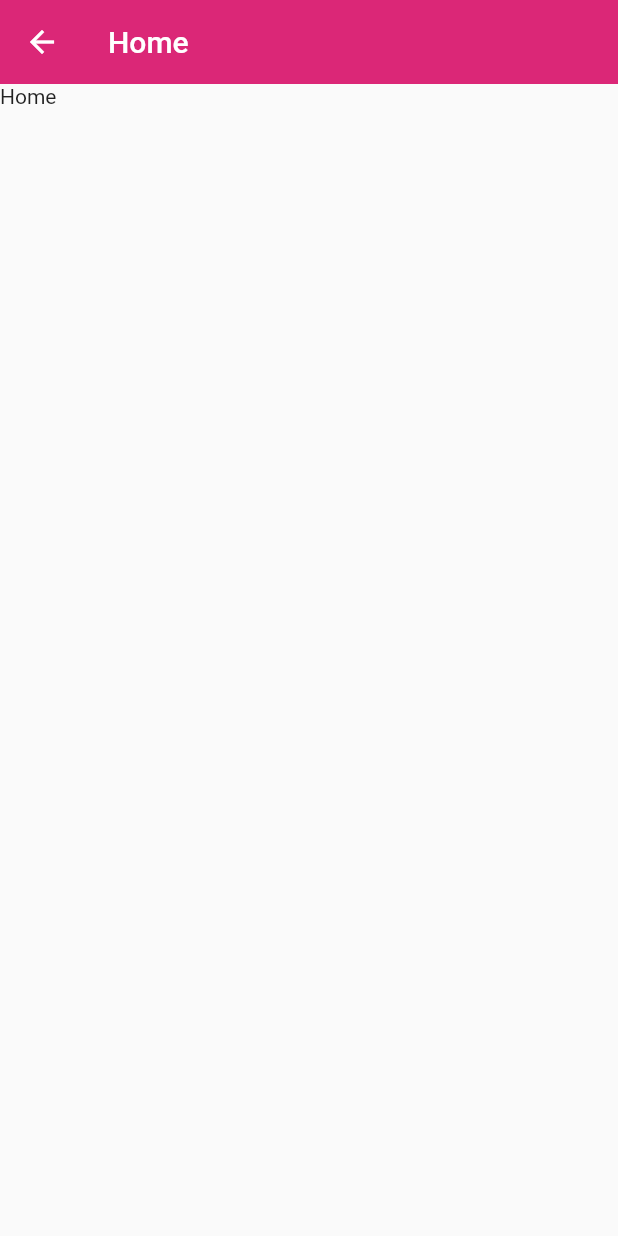
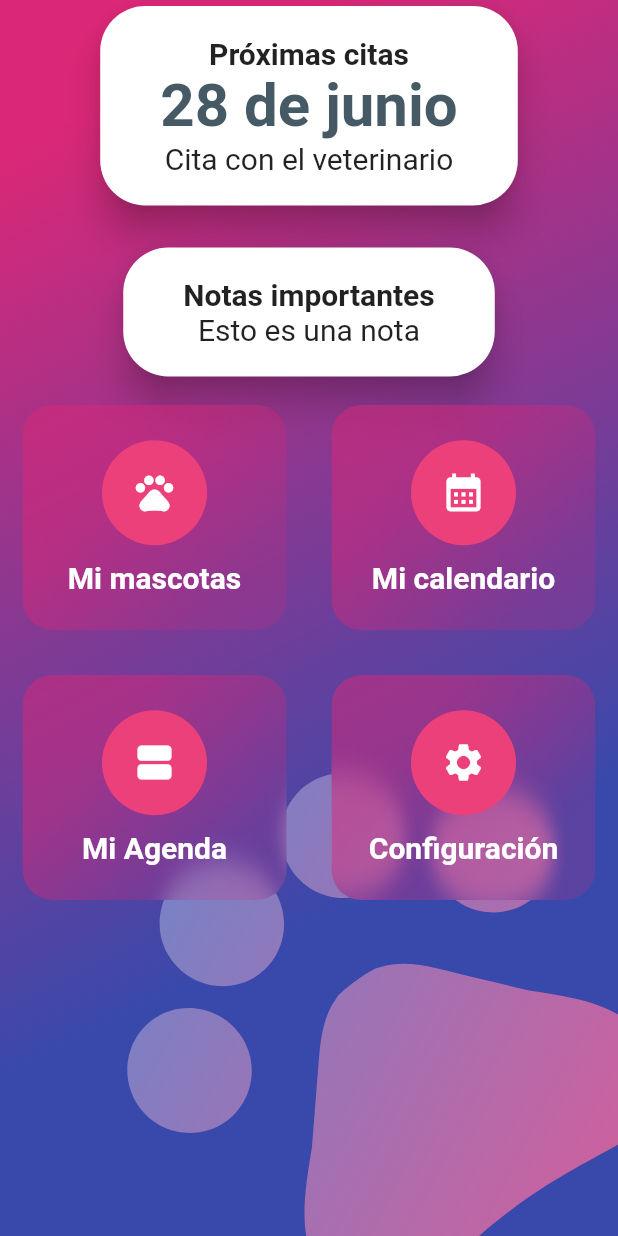
Before and after one commit to Lithos-hub/iPet-Mobile, a Flutter app: the HomeScreen screen opened by its route, on a phone screen of 412 x 824 dp. Run offline on Flutter 3.47's test engine with Material 2 defaults, Android fonts, the phone set to English and light mode, and no system bars; our stand-ins replace flutter_form_builder, form_builder_validators.

Commit message:
add form_builder with validations, add home screen with nav cards

```diff
--- a/lib/app/main/screens/home_screen.dart
+++ b/lib/app/main/screens/home_screen.dart
@@ -1,11 +1,121 @@
 import 'package:flutter/material.dart';
+import 'package:ipet_mobile/widgets/home_card_table.dart';
+import 'package:ipet_mobile/widgets/widgets.dart';
 
 class HomeScreen extends StatelessWidget {
-  const HomeScreen({super.key, required this.appBar});
-  final AppBar appBar;
+  const HomeScreen({super.key});
 
   @override
   Widget build(BuildContext context) {
-    return Scaffold(appBar: appBar, body: const Text('Home'));
+    return Scaffold(
+      body: Stack(
+        children: [
+          HomeBackground(),
+          SafeArea(
+            child: Column(
+              children: const [
+                HeaderCard(
+                    title: "Próximas citas",
+                    noDataMessage: "No tienes próximas citas",
+                    card: AppointmentCard()),
+                SizedBox(height: 20),
+                HeaderCard(
+                    title: "Notas importantes",
+                    noDataMessage: "No tienes notas importantes",
+                    card: NotesCard()),
+                HomeCardTable(),
+              ],
+            ),
+          )
+        ],
+      ),
+    );
   }
 }
+
+class HeaderCard extends StatelessWidget {
+  const HeaderCard({
+    super.key,
+    required this.title,
+    required this.noDataMessage,
+    required this.card,
+  });
+
+  final String title;
+  final String noDataMessage;
+  final Widget card;
+
+  @override
+  Widget build(BuildContext context) {
+    return Column(
+      children: [
+        Card(
+          shape:
+              RoundedRectangleBorder(borderRadius: BorderRadius.circular(30)),
+          elevation: 10,
+          child: Padding(
+            padding: const EdgeInsets.symmetric(horizontal: 40, vertical: 20),
+            child: Column(
+              children: [
+                Text(title,
+                    style: const TextStyle(
+                      fontSize: 20,
+                      fontWeight: FontWeight.bold,
+                    )),
+                card
+              ],
+            ),
+          ),
+        )
+      ],
+    );
+  }
+}
+
+class AppointmentCard extends StatelessWidget {
+  const AppointmentCard({
+    super.key,
+  });
+
+  @override
+  Widget build(BuildContext context) {
+    return Column(
+      children: [
+        Text("28 de junio",
+            style: TextStyle(
+                fontSize: 40,
+                fontWeight: FontWeight.bold,
+                color: Colors.blueGrey.shade700)),
+        const Text("Cita con el veterinario", style: TextStyle(fontSize: 20)),
+      ],
+    );
+  }
+}
+
+class NotesCard extends StatelessWidget {
+  const NotesCard({
+    super.key,
+  });
+
+  @override
+  Widget build(BuildContext context) {
+    return Column(
+      children: const [
+        Text("Esto es una nota", style: TextStyle(fontSize: 20)),
+      ],
+    );
+  }
+}
+
+class Background extends StatelessWidget {
+  const Background({super.key});
+
+  @override
+  Widget build(BuildContext context) {
+    return const Scaffold(
+      body: Center(
+        child: Text('Background'),
+      ),
+    );
+  }
+}
--- a/lib/router/app_routes.dart
+++ b/lib/router/app_routes.dart
@@ -14,14 +14,11 @@ class AppRoutes {
       screen: const SignupScreen(),
     ),
     MenuOption(
-        route: 'home',
-        name: 'Home',
-        screen: HomeScreen(
-          appBar: AppBar(
-            title: const Text("Home"),
-          ),
-        ),
-        icon: Icons.home),
+      route: 'home',
+      name: 'Home',
+      screen: const HomeScreen(),
+      icon: Icons.home,
+    ),
   ];
 
   static Map<String, Widget Function(BuildContext)> getAppRoutes() {
--- a/lib/widgets/card_container.dart
+++ b/lib/widgets/card_container.dart
@@ -10,7 +10,7 @@ class CardContainer extends StatelessWidget {
     return Padding(
         padding: const EdgeInsets.symmetric(horizontal: 5),
         child: Container(
-          padding: EdgeInsets.all(30),
+          padding: const EdgeInsets.symmetric(horizontal: 20, vertical: 30),
           decoration: _createCardShape(),
           width: double.infinity,
           child: child,
--- a/lib/widgets/custom_button.dart
+++ b/lib/widgets/custom_button.dart
@@ -7,16 +7,14 @@ class CustomButton extends StatelessWidget {
       required this.color,
       required this.text});
 
-  final Function onPressed;
+  final void Function()? onPressed;
   final Color color;
   final String text;
 
   @override
   Widget build(BuildContext context) {
     return MaterialButton(
-      onPressed: () {
-        Navigator.pushNamed(context, 'home');
-      },
+      onPressed: onPressed,
       shape: RoundedRectangleBorder(
         borderRadius: BorderRadius.circular(30),
       ),
--- /dev/null
+++ b/lib/widgets/gradient_icon.dart
@@ -0,0 +1,28 @@
+import 'package:flutter/material.dart';
+
+class GradientIcon extends StatelessWidget {
+  const GradientIcon(this.icon, this.size, this.gradient, {super.key});
+
+  final IconData icon;
+  final double size;
+  final Gradient gradient;
+
+  @override
+  Widget build(BuildContext context) {
+    return ShaderMask(
+      child: SizedBox(
+        width: size * 1.2,
+        height: size * 1.2,
+        child: Icon(
+          icon,
+          size: size,
+          color: Colors.white,
+        ),
+      ),
+      shaderCallback: (Rect bounds) {
+        final Rect rect = Rect.fromLTRB(0, 0, size, size);
+        return gradient.createShader(rect);
+      },
+    );
+  }
+}
--- /dev/null
+++ b/lib/widgets/home_background.dart
@@ -0,0 +1,60 @@
+import 'dart:math';
+
+import 'package:flutter/material.dart';
+import 'package:ipet_mobile/theme/app_theme.dart';
+import 'package:ipet_mobile/widgets/widgets.dart';
+
+class HomeBackground extends StatelessWidget {
+  HomeBackground({super.key});
+
+  final boxDecoration = BoxDecoration(
+    gradient: LinearGradient(
+      begin: Alignment.topLeft,
+      end: Alignment.bottomRight,
+      stops: const [0.1, 0.7],
+      colors: [AppTheme.primary, AppTheme.secondary],
+    ),
+  );
+
+  @override
+  Widget build(BuildContext context) {
+    return Stack(
+      children: [
+        Container(
+          decoration: boxDecoration,
+        ),
+        const Positioned(
+          bottom: -50,
+          right: -40,
+          child: _PawIcon(),
+        )
+      ],
+    );
+  }
+}
+
+class _PawIcon extends StatelessWidget {
+  const _PawIcon();
+
+  @override
+  Widget build(BuildContext context) {
+    return Transform.rotate(
+      angle: -pi / 5,
+      child: SizedBox(
+        width: 400,
+        height: 400,
+        child: GradientIcon(
+            Icons.pets,
+            400,
+            LinearGradient(
+              colors: <Color>[
+                AppTheme.secondarySoft,
+                AppTheme.primarySoft,
+              ],
+              begin: Alignment.topCenter,
+              end: Alignment.bottomRight,
+            )),
+      ),
+    );
+  }
+}
--- /dev/null
+++ b/lib/widgets/home_card_table.dart
@@ -0,0 +1,127 @@
+import 'dart:ui';
+
+import 'package:flutter/material.dart';
+import 'package:ipet_mobile/theme/app_theme.dart';
+
+class HomeCardTable extends StatelessWidget {
+  const HomeCardTable({super.key});
+
+  @override
+  Widget build(BuildContext context) {
+    return Table(
+      children: [
+        TableRow(
+          children: [
+            _SingleCard(
+              onTap: () => Navigator.pushNamed(context, 'pet'),
+              icon: Icons.pets,
+              text: 'Mi mascotas',
+            ),
+            _SingleCard(
+              onTap: () => Navigator.pushNamed(context, 'calendar'),
+              icon: Icons.calendar_month,
+              text: 'Mi calendario',
+            ),
+          ],
+        ),
+        TableRow(
+          children: [
+            _SingleCard(
+                onTap: () => Navigator.pushNamed(context, 'agenda'),
+                icon: Icons.view_agenda,
+                text: 'Mi Agenda'),
+            _SingleCard(
+              onTap: () => Navigator.pushNamed(context, 'settings'),
+              icon: Icons.settings,
+              text: 'Configuración',
+            ),
+          ],
+        ),
+      ],
+    );
+  }
+}
+
+class _SingleCard extends StatelessWidget {
+  const _SingleCard({required this.icon, required this.text, this.onTap});
+
+  final IconData icon;
+  final String text;
+
+  final Function()? onTap;
+
+  @override
+  Widget build(BuildContext context) {
+    return GestureDetector(
+      onTap: onTap,
+      child: Container(
+        margin: const EdgeInsets.all(15),
+        child: ClipRRect(
+          borderRadius: BorderRadius.circular(20),
+          child: BackdropFilter(
+            filter: ImageFilter.blur(sigmaX: 5, sigmaY: 10),
+            child: Container(
+              height: 150,
+              width: 150,
+              decoration: BoxDecoration(
+                gradient: LinearGradient(
+                  begin: Alignment.topCenter,
+                  end: Alignment.centerRight,
+                  colors: [
+                    AppTheme.primary.withOpacity(0.5),
+                    AppTheme.primary.withOpacity(0.2)
+                  ],
+                ),
+                borderRadius: BorderRadius.circular(20),
+              ),
+              child: _InnerCardWrapper(icon: icon, text: text),
+            ),
+          ),
+        ),
+      ),
+    );
+  }
+}
+
+class _InnerCardWrapper extends StatelessWidget {
+  const _InnerCardWrapper({
+    required this.icon,
+    required this.text,
+  });
+
+  final IconData icon;
+  final String text;
+
+  @override
+  Widget build(BuildContext context) {
+    return Column(
+      mainAxisAlignment: MainAxisAlignment.center,
+      children: [
+        Container(
+          padding: const EdgeInsets.all(20),
+          decoration: BoxDecoration(
+            borderRadius: BorderRadius.circular(1000),
+            color: Colors.pink.shade400,
+            // gradient: LinearGradient(
+            //   begin: Alignment.topCenter,
+            //   end: Alignment.bottomRight,
+            //   colors: [
+            //     color.withOpacity(1),
+            //     color.withOpacity(0.5),
+            //   ],
+            // ),
+          ),
+          child: Icon(icon, size: 30, color: Colors.white),
+        ),
+        const SizedBox(
+          height: 10,
+        ),
+        Text(
+          text,
+          style: const TextStyle(
+              color: Colors.white, fontWeight: FontWeight.bold, fontSize: 20),
+        )
+      ],
+    );
+  }
+}
--- a/lib/widgets/widgets.dart
+++ b/lib/widgets/widgets.dart
@@ -3,3 +3,5 @@ export 'package:ipet_mobile/widgets/auth_background.dart';
 export 'package:ipet_mobile/widgets/auth_logo.dart';
 export 'package:ipet_mobile/widgets/card_container.dart';
 export 'package:ipet_mobile/widgets/custom_button.dart';
+export 'package:ipet_mobile/widgets/home_background.dart';
+export 'package:ipet_mobile/widgets/gradient_icon.dart';
```
Also changed, not shown: lib/app/auth/screens/login_screen.dart (+36 -22 lines), lib/app/auth/screens/signup_screen.dart (+52 -25 lines), lib/providers/auth_provider.dart (added, +18 -0 lines), lib/widgets/builder_input.dart (deleted, +0 -70 lines), lib/widgets/custom_input.dart (+4 -3 lines), pubspec.yaml (+4 -12 lines), pubspec.lock.
